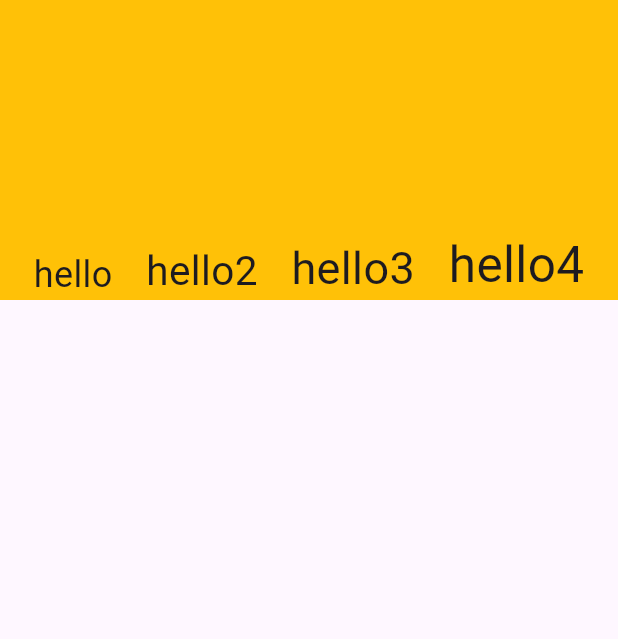
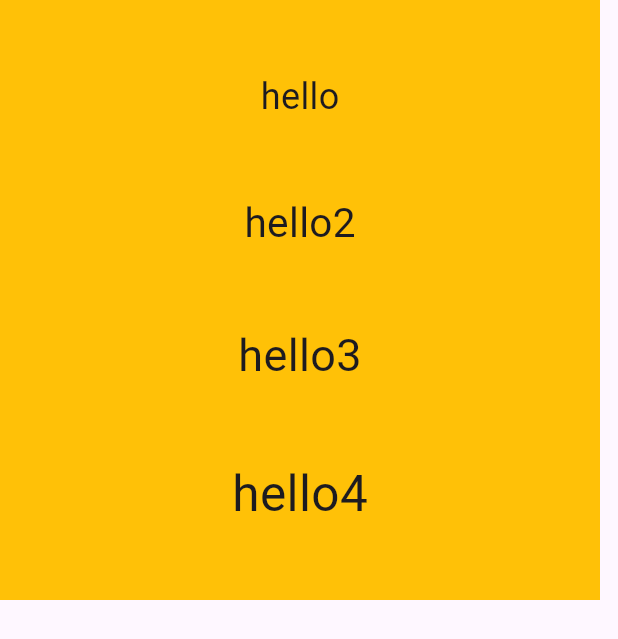
Before and after one commit to masked-redhat/learn-flutter, a Flutter app: the screen it shows after launch, on a phone screen of 412 x 824 dp. Shown: the top 639 px of the screen. Run offline on Flutter 3.47's test engine with Material 3 defaults, Android fonts, the phone set to English and light mode, and no system bars; project files that could hold a hidden picture were left out.

Commit message:
try: column

```diff
--- a/lib/main.dart
+++ b/lib/main.dart
@@ -20,11 +20,11 @@ class MainWidget extends StatelessWidget {
   Widget build(BuildContext context) {
     return Scaffold(
       body: Container(
-        height: 200,
+        height: 400,
+        width: 400,
         color: Colors.amber,
-        child: Row(
+        child: Column(
           mainAxisAlignment: MainAxisAlignment.spaceEvenly,
-          crossAxisAlignment: CrossAxisAlignment.end,
           children: <Widget>[
             // type of widgets, <Widget> is redundant if many types of widgets
             Text('hello', style: TextStyle(fontSize: 24)),
```
